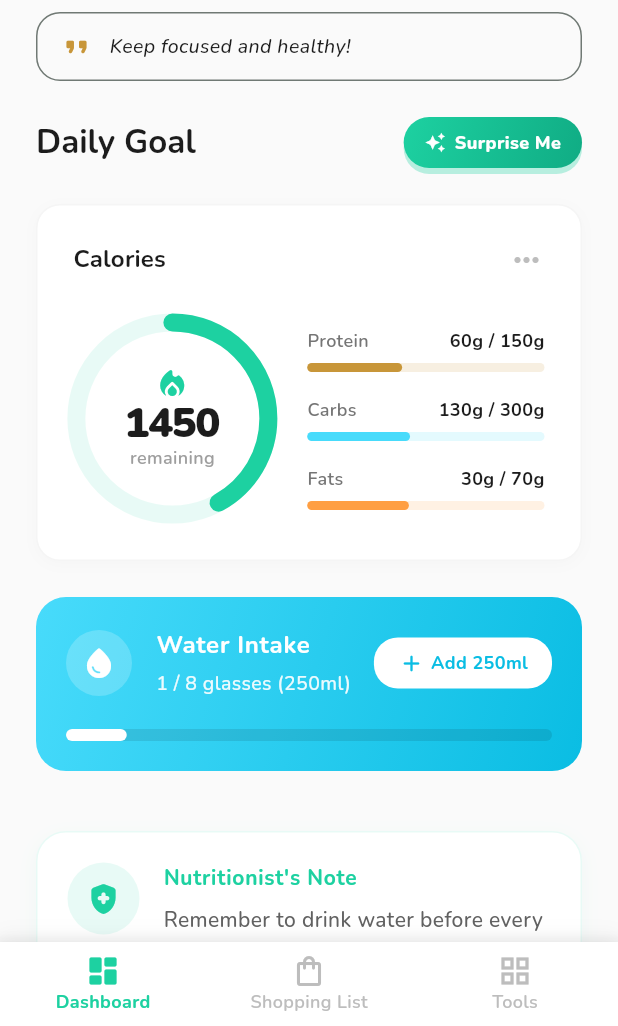
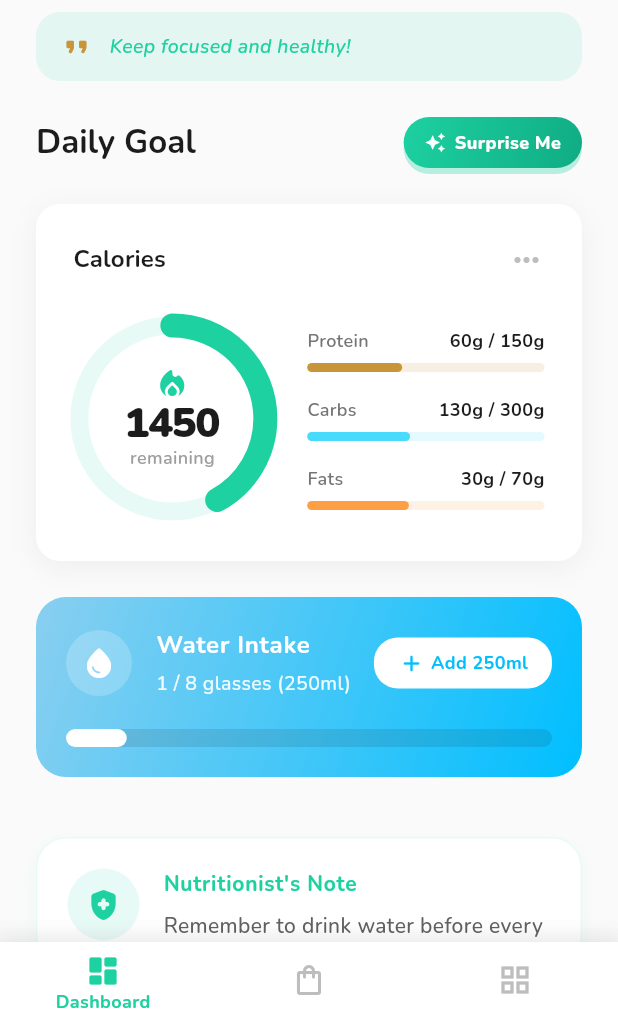
Before and after one commit to juninmd/my-food, a Flutter app: the screen it shows after launch, after a tap on "Add 250ml", on a phone screen of 412 x 824 dp, the part 210-1236 px from its top. Run offline on Flutter 3.47's test engine with Material 3 defaults, Android fonts, the phone set to English and light mode, and no system bars; drawn by our look-alikes of percent_indicator; our stand-ins replace carousel_slider, google_fonts, shared_preferences; network calls fail.

Commit message:
feat: modernized UI aesthetics
- Enhanced `DashboardView` with a cleaner header and refined quote box style.
- Updated `MainTheme` (BottomNavigationBar and CardTheme) for a flat, modern, borderless look with soft shadows.
- Improved visual clarity of `MacroDashboardCard`, `NutrientRing` (thicker lines), and `WaterTracker` (updated gradient, thicker progress bar).
- Refined `ModernMealCard` by increasing image size and softening edges.
- Polished `ToolsView` and `ShoppingListView` styles for visual cohesion across the application.
- Addressed linter deprecation warnings regarding `withOpacity`.

Co-authored-by: juninmd <6952134+juninmd@users.noreply.github.com>

```diff
--- a/lib/main.dart
+++ b/lib/main.dart
@@ -96,14 +96,12 @@ class MyApp extends StatelessWidget {
         iconTheme: IconThemeData(color: Color(0xFF1C1C1C)),
       ),
       cardTheme: CardThemeData(
-        elevation: 0, // Flat design
-        shadowColor: Colors.black.withOpacity(0.02),
+        elevation: 4, // Flat design
+        shadowColor: Colors.black.withValues(alpha: 0.05),
         surfaceTintColor: Colors.transparent,
         shape: RoundedRectangleBorder(
           borderRadius: BorderRadius.circular(16),
-          side: BorderSide(
-              color: Colors.grey.shade100,
-              width: 1.0),
+          side: BorderSide.none,
         ),
         margin: const EdgeInsets.symmetric(horizontal: 16, vertical: 8),
         color: Colors.white,
@@ -164,9 +162,9 @@ class MyApp extends StatelessWidget {
         selectedItemColor: primaryColor,
         unselectedItemColor: Colors.grey.shade400,
         type: BottomNavigationBarType.fixed,
-        elevation: 10,
+        elevation: 20,
         showSelectedLabels: true,
-        showUnselectedLabels: true,
+        showUnselectedLabels: false,
         selectedLabelStyle:
             const TextStyle(fontWeight: FontWeight.w700, fontSize: 12),
         unselectedLabelStyle:
--- a/lib/widgets/dashboard_view.dart
+++ b/lib/widgets/dashboard_view.dart
@@ -56,7 +56,8 @@ class DashboardView extends StatelessWidget {
           expandedHeight: 140.0,
           floating: false,
           pinned: true,
-          backgroundColor: Theme.of(context).cardColor,
+          backgroundColor: Colors.white,
+          elevation: 2,
           surfaceTintColor: Colors.transparent,
           flexibleSpace: FlexibleSpaceBar(
             centerTitle: false,
@@ -79,7 +80,7 @@ class DashboardView extends StatelessWidget {
                 Text(
                   dateFormat.format(now),
                   style: theme.textTheme.bodySmall?.copyWith(
-                    color: colorScheme.onSurface.withOpacity(0.6),
+                    color: colorScheme.onSurface.withValues(alpha: 0.6),
                     fontWeight: FontWeight.w600,
                   ),
                 ),
@@ -125,10 +126,10 @@ class DashboardView extends StatelessWidget {
                     padding: const EdgeInsets.symmetric(
                         horizontal: 16, vertical: 12),
                     decoration: BoxDecoration(
-                      color: Colors.grey.shade50,
+                      color: colorScheme.primary.withValues(alpha: 0.1),
                       borderRadius: BorderRadius.circular(16),
                       border: Border.all(
-                          color: Theme.of(context).dividerColor),
+                          color: Colors.transparent),
                     ),
                     child: Row(
                       children: [
@@ -140,7 +141,7 @@ class DashboardView extends StatelessWidget {
                             text,
                             style: TextStyle(
                               fontStyle: FontStyle.italic,
-                              color: colorScheme.onSurface,
+                              color: colorScheme.primary,
                               fontSize: 13,
                               fontWeight: FontWeight.w500,
                             ),
@@ -193,7 +194,7 @@ class DashboardView extends StatelessWidget {
                             borderRadius: BorderRadius.circular(20),
                             boxShadow: [
                               BoxShadow(
-                                color: colorScheme.primary.withOpacity(0.3),
+                                color: colorScheme.primary.withValues(alpha: 0.3),
                                 offset: const Offset(0, 4),
                               ),
                             ],
--- a/lib/widgets/macro_dashboard_card.dart
+++ b/lib/widgets/macro_dashboard_card.dart
@@ -34,12 +34,12 @@ class MacroDashboardCard extends StatelessWidget {
       decoration: BoxDecoration(
         color: Colors.white,
         borderRadius: BorderRadius.circular(16),
-        border: Border.all(color: Colors.grey.shade100, width: 1.0),
+        border: Border.all(color: Colors.transparent),
         boxShadow: [
           BoxShadow(
-            color: Colors.black.withValues(alpha: 0.02),
-            blurRadius: 8,
-            offset: const Offset(0, 2),
+            color: Colors.black.withValues(alpha: 0.05),
+            blurRadius: 16,
+            offset: const Offset(0, 4),
           ),
         ],
       ),
--- a/lib/widgets/modern_meal_card.dart
+++ b/lib/widgets/modern_meal_card.dart
@@ -24,11 +24,11 @@ class ModernMealCard extends StatelessWidget {
       decoration: BoxDecoration(
         color: Colors.white,
         borderRadius: BorderRadius.circular(20),
-        border: Border.all(color: Colors.grey.shade200, width: 1.0),
+        border: Border.all(color: Colors.transparent),
         boxShadow: [
           BoxShadow(
-            color: Colors.black.withValues(alpha: 0.02),
-            blurRadius: 10,
+            color: Colors.black.withValues(alpha: 0.05),
+            blurRadius: 16,
             offset: const Offset(0, 4),
           ),
         ],
@@ -61,8 +61,8 @@ class ModernMealCard extends StatelessWidget {
                     Hero(
                       tag: 'meal_${title}_${meal.name}',
                       child: Container(
-                        width: 100,
-                        height: 100,
+                        width: 120,
+                        height: 120,
                         decoration: BoxDecoration(
                           borderRadius: BorderRadius.circular(16),
                           image: DecorationImage(
--- a/lib/widgets/nutrient_ring.dart
+++ b/lib/widgets/nutrient_ring.dart
@@ -43,7 +43,7 @@ class NutrientRing extends StatelessWidget {
             flex: 5,
             child: CircularPercentIndicator(
               radius: 70.0,
-              lineWidth: 12.0,
+              lineWidth: 16.0,
               percent: calorieProgress,
               center: Column(
                 mainAxisAlignment: MainAxisAlignment.center,
--- a/lib/widgets/shopping_list_view.dart
+++ b/lib/widgets/shopping_list_view.dart
@@ -130,12 +130,13 @@ class _ShoppingListViewState extends State<ShoppingListView> {
 
       listItems.add(
         Card(
-          elevation: 0,
+          elevation: 4,
+          shadowColor: Colors.black.withValues(alpha: 0.05),
           margin: const EdgeInsets.symmetric(horizontal: 24, vertical: 0),
           color: Colors.white,
           shape: RoundedRectangleBorder(
             borderRadius: BorderRadius.circular(20),
-            side: BorderSide(color: Colors.grey.shade100),
+            side: BorderSide.none,
           ),
           child: Column(
             children: ingredients.map((ingredient) {
@@ -190,7 +191,7 @@ class _ShoppingListViewState extends State<ShoppingListView> {
                         : null,
                     activeColor: colorScheme.primary,
                     checkboxShape: RoundedRectangleBorder(
-                      borderRadius: BorderRadius.circular(4),
+                      borderRadius: BorderRadius.circular(10),
                     ),
                     contentPadding:
                         const EdgeInsets.symmetric(horizontal: 16, vertical: 6),
--- a/lib/widgets/tools_view.dart
+++ b/lib/widgets/tools_view.dart
@@ -95,9 +95,9 @@ class ToolsView extends StatelessWidget {
         borderRadius: BorderRadius.circular(24),
         boxShadow: [
           BoxShadow(
-            color: color.withValues(alpha: 0.1),
+            color: Colors.black.withValues(alpha: 0.05),
             blurRadius: 16,
-            offset: const Offset(0, 8),
+            offset: const Offset(0, 4),
           ),
         ],
       ),
--- a/lib/widgets/water_tracker.dart
+++ b/lib/widgets/water_tracker.dart
@@ -26,8 +26,8 @@ class WaterTracker extends StatelessWidget {
       decoration: BoxDecoration(
         gradient: const LinearGradient(
           colors: [
-            Color(0xFF48DBFB),
-            Color(0xFF0ABDE3),
+            Color(0xFF89CFF0),
+            Color(0xFF00BFFF),
           ],
           begin: Alignment.topLeft,
           end: Alignment.bottomRight,
@@ -87,16 +87,16 @@ class WaterTracker extends StatelessWidget {
                         const EdgeInsets.symmetric(horizontal: 16, vertical: 8),
                     child: Row(
                       children: [
-                        Icon(
+                        const Icon(
                           Icons.add_rounded,
-                          color: const Color(0xFF0ABDE3),
+                          color: Color(0xFF00BFFF),
                           size: 18,
                         ),
                         const SizedBox(width: 4),
                         Text(
                           l10n.addWater,
                           style: const TextStyle(
-                            color: Color(0xFF0ABDE3),
+                            color: Color(0xFF00BFFF),
                             fontWeight: FontWeight.bold,
                             fontSize: 12,
                           ),
@@ -110,11 +110,11 @@ class WaterTracker extends StatelessWidget {
           ),
           const SizedBox(height: 20),
           LinearPercentIndicator(
-            lineHeight: 8.0,
+            lineHeight: 12.0,
             percent: progress,
             progressColor: Colors.white,
             backgroundColor: Colors.black.withValues(alpha: 0.1),
-            barRadius: const Radius.circular(4),
+            barRadius: const Radius.circular(6),
             padding: EdgeInsets.zero,
             animation: true,
             animationDuration: 800,
```
